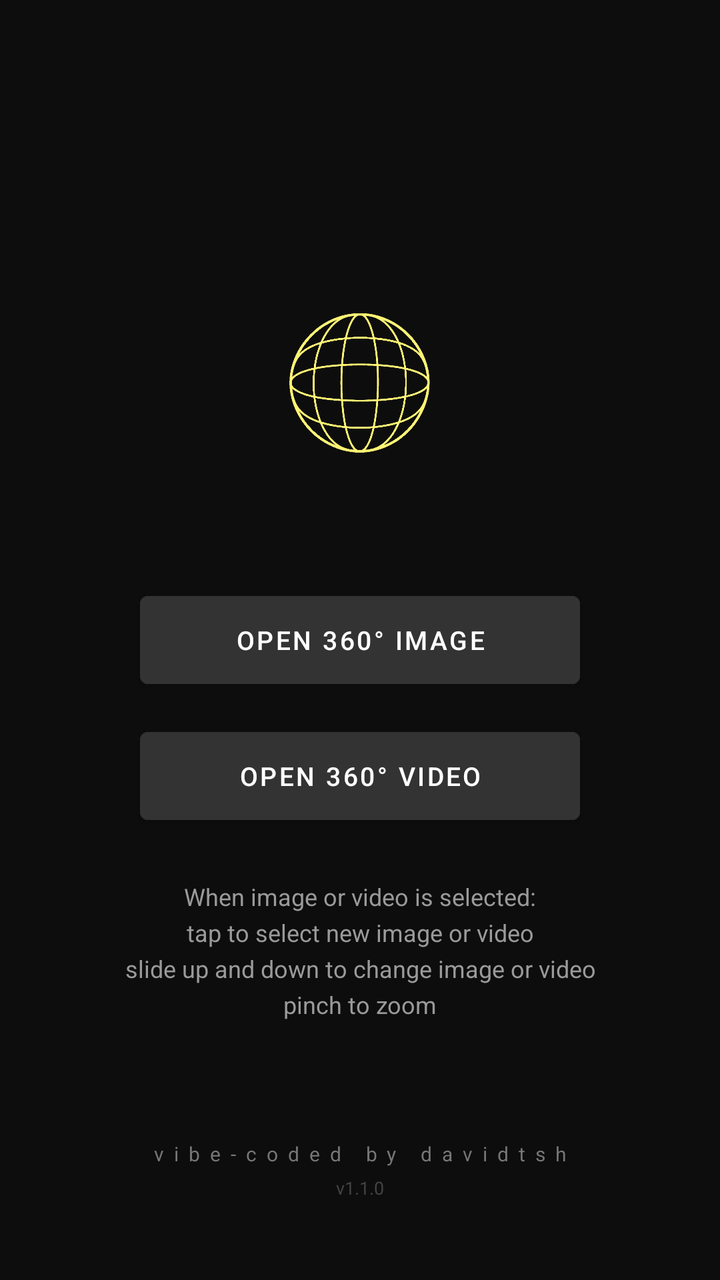
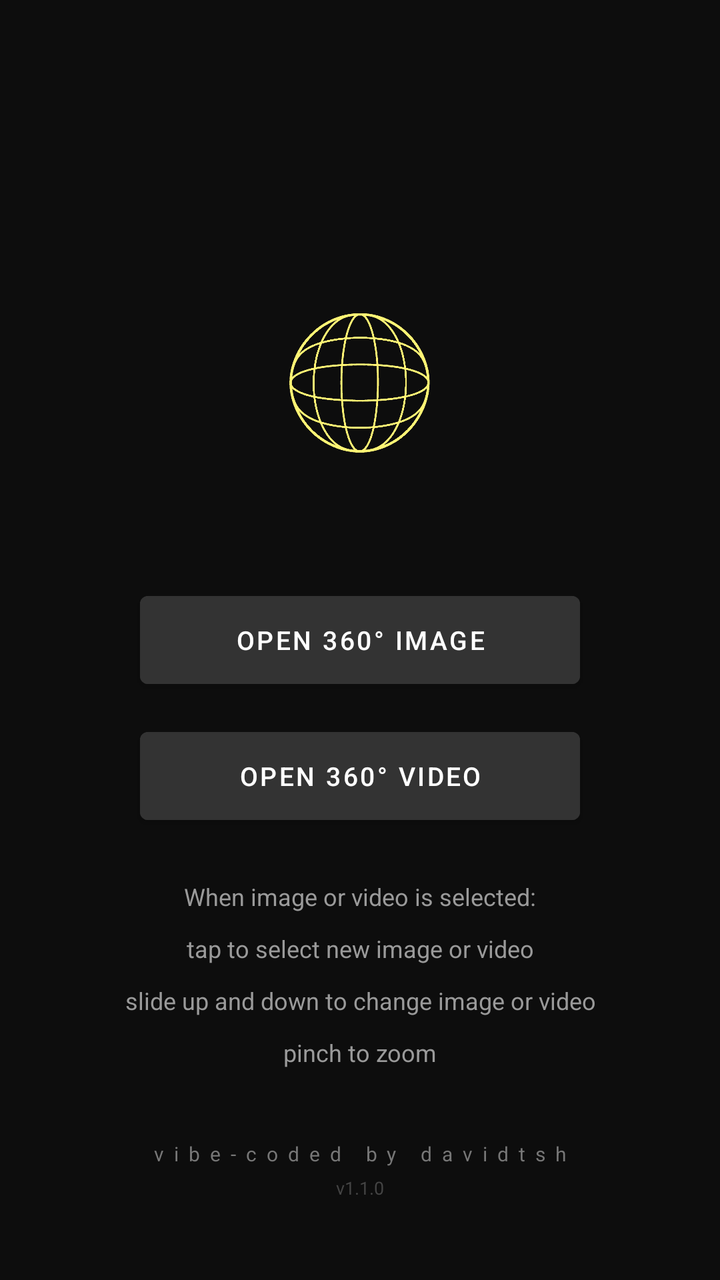

The first picture is an Android layout as it rendered before a commit; the second is the same layout after the commit. The layout source and the unified diff follow.
<!-- AndroidManifest.xml: application theme Theme.XReal360Viewer -->
<!-- res/layout/activity_main.xml -->
<?xml version="1.0" encoding="utf-8"?>
<androidx.constraintlayout.widget.ConstraintLayout
    xmlns:android="http://schemas.android.com/apk/res/android"
    xmlns:app="http://schemas.android.com/apk/res-auto"
    xmlns:tools="http://schemas.android.com/tools"
    android:layout_width="match_parent"
    android:layout_height="match_parent"
    android:background="#0D0D0D">

    <ImageView
        android:id="@+id/imgSphereLogo"
        android:layout_width="140dp"
        android:layout_height="140dp"
        android:layout_marginBottom="28dp"
        android:contentDescription="@string/app_name"
        android:scaleType="fitCenter"
        android:src="@drawable/ic_launcher_foreground"
        app:layout_constraintBottom_toTopOf="@id/btnPickImage"
        app:layout_constraintEnd_toEndOf="parent"
        app:layout_constraintStart_toStartOf="parent" />

    <Button
        android:id="@+id/btnPickImage"
        android:layout_width="220dp"
        android:layout_height="56dp"
        android:text="Open 360° Image"
        android:textSize="13sp"
        android:backgroundTint="#333333"
        app:layout_constraintTop_toTopOf="parent"
        app:layout_constraintBottom_toBottomOf="parent"
        app:layout_constraintStart_toStartOf="parent"
        app:layout_constraintEnd_toEndOf="parent"/>

    <Button
        android:id="@+id/btnPickVideo"
        android:layout_width="220dp"
        android:layout_height="56dp"
        android:layout_marginTop="12dp"
        android:text="Open 360° Video"
        android:textSize="13sp"
        android:backgroundTint="#333333"
        app:layout_constraintTop_toBottomOf="@id/btnPickImage"
        app:layout_constraintStart_toStartOf="parent"
        app:layout_constraintEnd_toEndOf="parent"/>

    <TextView
        android:id="@+id/tvInstructions"
        android:layout_width="0dp"
        android:layout_height="wrap_content"
        android:layout_marginStart="32dp"
        android:layout_marginTop="24dp"
        android:layout_marginEnd="32dp"
        android:gravity="center"
        android:lineSpacingExtra="4dp"
        android:text="When image or video is selected:&#10;tap to select new image or video&#10;slide up and down to change image or video&#10;pinch to zoom"
        android:textColor="#9A9A9A"
        android:textSize="12sp"
        app:layout_constraintEnd_toEndOf="parent"
        app:layout_constraintStart_toStartOf="parent"
        app:layout_constraintTop_toBottomOf="@id/btnPickVideo" />

    <TextView
        android:id="@+id/tvCredit"
        android:layout_width="wrap_content"
        android:layout_height="wrap_content"
        android:layout_marginBottom="4dp"
        android:text="vibe-coded by davidtsh"
        android:textColor="#777777"
        android:textSize="10sp"
        android:letterSpacing="0.5"
        app:layout_constraintBottom_toTopOf="@id/tvVersion"
        app:layout_constraintEnd_toEndOf="parent"
        app:layout_constraintStart_toStartOf="parent" />

    <TextView
        android:id="@+id/tvVersion"
        android:layout_width="wrap_content"
        android:layout_height="wrap_content"
        android:layout_marginBottom="40dp"
        android:text="v1.1.0"
        android:textColor="#444444"
        android:textSize="9sp"
        app:layout_constraintBottom_toBottomOf="parent"
        app:layout_constraintEnd_toEndOf="parent"
        app:layout_constraintStart_toStartOf="parent" />

</androidx.constraintlayout.widget.ConstraintLayout>
<!-- resources referenced by this layout -->
<resources>
  <!-- drawable ic_launcher_foreground: png bitmap (drawable, 100624 bytes) -->
  <string name="app_name">XREAL 360° Viewer</string>
  <style name="Theme.XReal360Viewer" parent="Theme.MaterialComponents.DayNight.NoActionBar">
          <item name="colorPrimary">#1A73E8</item>
          <item name="colorPrimaryVariant">#1557B0</item>
          <item name="colorOnPrimary">#FFFFFF</item>
          <item name="android:windowBackground">#000000</item>
          <item name="android:windowSplashScreenBackground">#000000</item>
          <item name="android:windowSplashScreenAnimatedIcon">@drawable/transparent</item>
      </style>
  <!-- drawable transparent (drawable) -->
  <?xml version="1.0" encoding="utf-8"?>
  <shape xmlns:android="http://schemas.android.com/apk/res/android">
      <solid android:color="@android:color/transparent" />
  </shape>
</resources>

<!-- the commit's change to res/layout/activity_main.xml (unified diff, before → after) -->
@@ -51,7 +51,7 @@
         android:layout_marginTop="24dp"
         android:layout_marginEnd="32dp"
         android:gravity="center"
-        android:lineSpacingExtra="4dp"
+        android:lineSpacingExtra="12dp"
         android:text="When image or video is selected:&#10;tap to select new image or video&#10;slide up and down to change image or video&#10;pinch to zoom"
         android:textColor="#9A9A9A"
         android:textSize="12sp"
